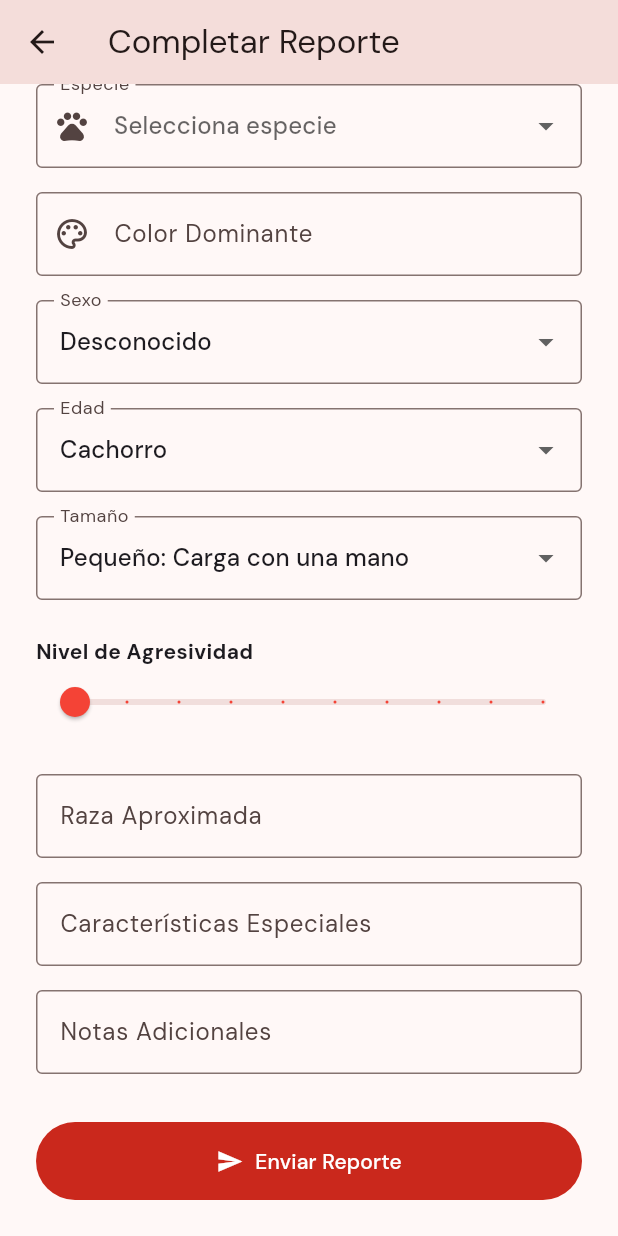
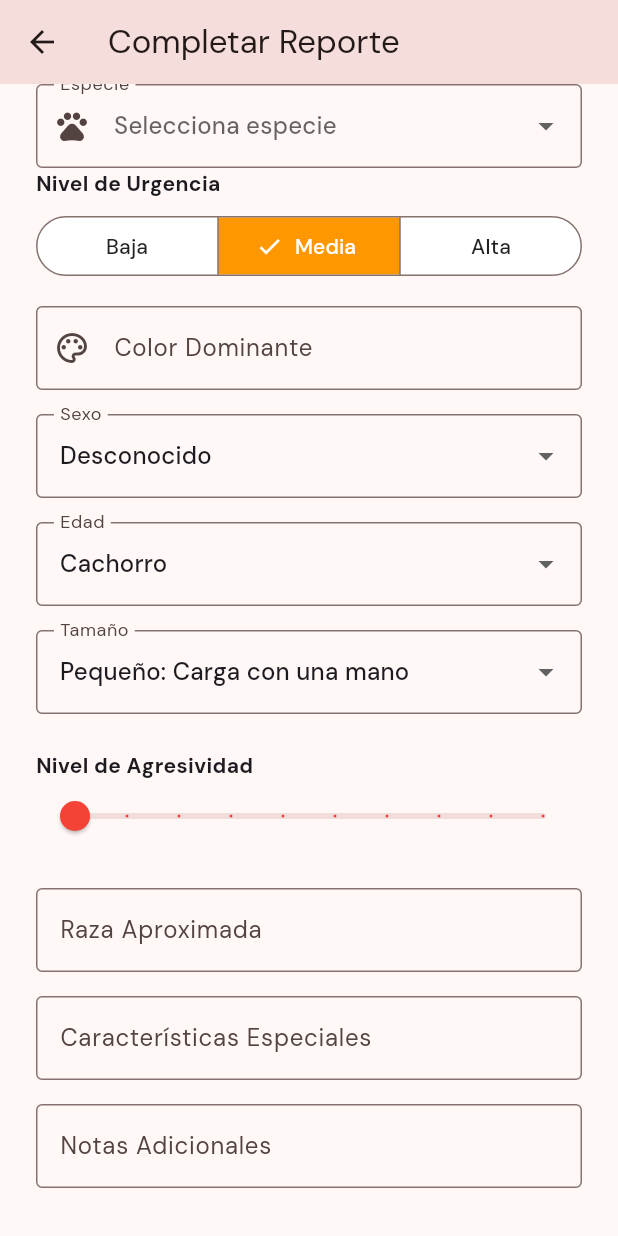
Before and after one commit to daniellegy/rescuenet-mobile, a Flutter app: the CreateReportScreen screen opened directly with empty values, scrolled down 388 dp, on a phone screen of 412 x 824 dp. Run offline on Flutter 3.47's test engine with Material 3 defaults, Android fonts, the phone set to English and light mode, and no system bars; our stand-ins replace dio, firebase_core, firebase_messaging, flutter_dotenv, flutter_map, flutter_riverpod and 8 more; accounts and stored records are empty.

Commit message:
feat: Agregamos la logica para el parametro de urgencia

```diff
--- a/lib/features/history/domain/models/report_model.dart
+++ b/lib/features/history/domain/models/report_model.dart
@@ -1,3 +1,5 @@
+import 'package:flutter/material.dart';
+
 class ReportModel {
   final int id;
   final String especie;
@@ -9,6 +11,7 @@ class ReportModel {
   final String razaAprox;
   final String caracteristicasEspeciales;
   final String notasAdicionales;
+  final String urgencia;
   final String estado;
   final double latitud;
   final double longitud;
@@ -25,11 +28,26 @@ class ReportModel {
     required this.razaAprox,
     required this.caracteristicasEspeciales,
     required this.notasAdicionales,
+    required this.urgencia,
     required this.estado,
     required this.latitud,
     required this.longitud,
     this.fotoUrl,
   });
+
+  // Getter centralizado para el color UI basado en la urgencia
+  Color get colorUrgencia {
+    switch (urgencia.toLowerCase()) {
+      case 'alta':
+        return Colors.red;
+      case 'media':
+        return Colors.orange;
+      case 'baja':
+        return Colors.amber;
+      default:
+        return Colors.orange;
+    }
+  }
 
   factory ReportModel.fromJson(Map<String, dynamic> json) {
     return ReportModel(
@@ -44,9 +62,10 @@ class ReportModel {
       caracteristicasEspeciales:
           json['caracteristicas_especiales'] ?? 'Ninguna',
       notasAdicionales: json['notas_adicionales'] ?? 'Sin notas',
+      urgencia: json['urgencia'] ?? 'media', // Valor seguro
       estado: json['estado'] ?? 'Nuevo',
-      latitud: (json['latitud'] as num?)?.toDouble() ?? 0.0,
-      longitud: (json['longitud'] as num?)?.toDouble() ?? 0.0,
+      latitud: double.tryParse(json['latitud'].toString()) ?? 0.0,
+      longitud: double.tryParse(json['longitud'].toString()) ?? 0.0,
       fotoUrl: json['foto_url'],
     );
   }
--- a/lib/features/map/presentation/screens/map_screen.dart
+++ b/lib/features/map/presentation/screens/map_screen.dart
@@ -182,9 +182,9 @@ class _MapScreenState extends ConsumerState<MapScreen>
                                 // Animación aplicada al marcador del reporte
                                 child: ScaleTransition(
                                   scale: _scaleAnimation,
-                                  child: const Icon(
+                                  child: Icon(
                                     Icons.warning_rounded,
-                                    color: Colors.orange,
+                                    color: reporte.colorUrgencia,
                                     size: 40,
                                   ),
                                 ),
--- a/lib/features/reports/data/report_repository.dart
+++ b/lib/features/reports/data/report_repository.dart
@@ -19,6 +19,7 @@ class ReportRepository {
     required String razaAprox,
     required String caracteristicasEspeciales,
     required String notasAdicionales,
+    required String urgencia, // NUEVO
     required String imagePath,
   }) async {
     try {
@@ -34,6 +35,7 @@ class ReportRepository {
         'raza_aprox': razaAprox,
         'caracteristicas_especiales': caracteristicasEspeciales,
         'notas_adicionales': notasAdicionales,
+        'urgencia': urgencia, // SE ENVÍA AQUÍ
         'foto': await MultipartFile.fromFile(
           imagePath,
           filename: 'reporte.jpg',
--- a/lib/features/reports/presentation/screens/create_report_screen.dart
+++ b/lib/features/reports/presentation/screens/create_report_screen.dart
@@ -29,6 +29,7 @@ class _CreateReportScreenState extends ConsumerState<CreateReportScreen> {
   final _caracController = TextEditingController();
   final _notasController = TextEditingController();
 
+  String _urgenciaSeleccionada = 'media';
   String? _especie;
   String? _sexo = 'Desconocido';
   String? _edad = 'Cachorro';
@@ -74,6 +75,7 @@ class _CreateReportScreenState extends ConsumerState<CreateReportScreen> {
         razaAprox: _razaController.text,
         caracteristicasEspeciales: _caracController.text,
         notasAdicionales: _notasController.text,
+        urgencia: _urgenciaSeleccionada,
         imagePath: widget.imagePath,
       );
 
@@ -173,7 +175,6 @@ class _CreateReportScreenState extends ConsumerState<CreateReportScreen> {
                       ),
                     ),
                     const SizedBox(height: 16),
-
                     DropdownButtonFormField<String>(
                       value: _especie,
                       hint: const Text('Selecciona especie'),
@@ -189,6 +190,45 @@ class _CreateReportScreenState extends ConsumerState<CreateReportScreen> {
                           )
                           .toList(),
                       onChanged: (val) => setState(() => _especie = val),
+                    ),
+                    const Text(
+                      'Nivel de Urgencia',
+                      style: TextStyle(fontWeight: FontWeight.bold),
+                    ),
+                    const SizedBox(height: 8),
+                    SegmentedButton<String>(
+                      segments: const [
+                        ButtonSegment(value: 'baja', label: Text('Baja')),
+                        ButtonSegment(value: 'media', label: Text('Media')),
+                        ButtonSegment(value: 'alta', label: Text('Alta')),
+                      ],
+                      selected: {_urgenciaSeleccionada},
+                      onSelectionChanged: (Set<String> newSelection) {
+                        setState(() {
+                          _urgenciaSeleccionada = newSelection.first;
+                        });
+                      },
+                      style: ButtonStyle(
+                        backgroundColor: WidgetStateProperty.resolveWith<Color>(
+                          (Set<WidgetState> states) {
+                            if (states.contains(WidgetState.selected)) {
+                              return _urgenciaSeleccionada == 'alta'
+                                  ? Colors.red
+                                  : _urgenciaSeleccionada == 'media'
+                                  ? Colors.orange
+                                  : Colors.amber;
+                            }
+                            return Colors.white;
+                          },
+                        ),
+                        foregroundColor: WidgetStateProperty.resolveWith<Color>(
+                          (Set<WidgetState> states) {
+                            if (states.contains(WidgetState.selected))
+                              return Colors.white;
+                            return Colors.black87;
+                          },
+                        ),
+                      ),
                     ),
                     const SizedBox(height: 16),
                     TextFormField(
```
Also changed, not shown: lib/features/reports/presentation/screens/active_reports_screen.dart (+9 -6 lines).
